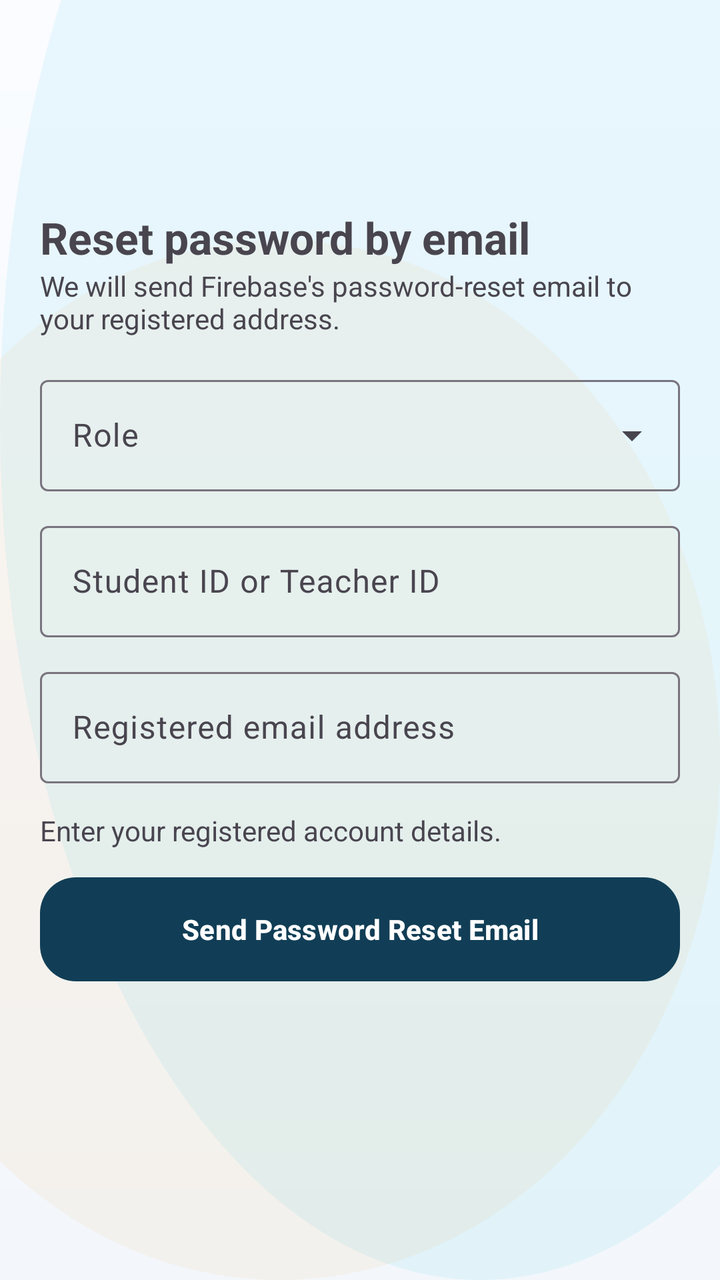
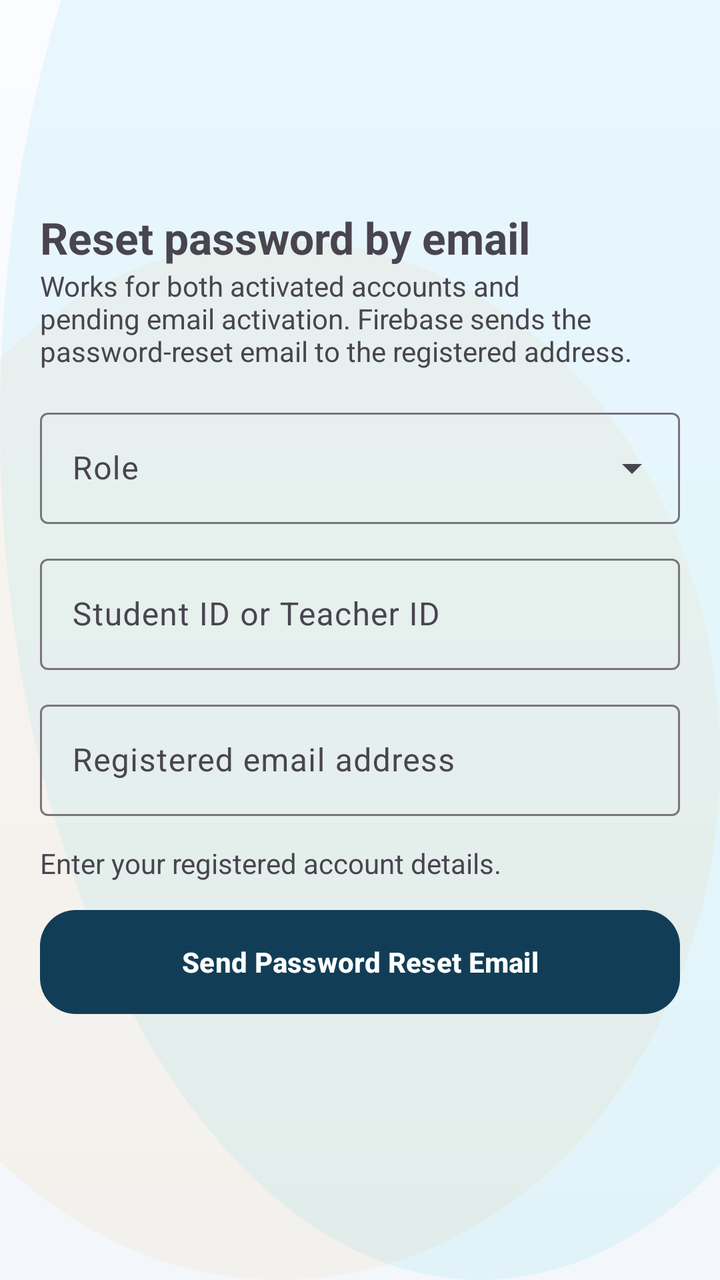

Two renders of the same Android screen: before a commit and after it. Below are the layout's source before the change and the commit's diff.
<!-- AndroidManifest.xml: application theme Theme.SchoolMS -->
<!-- res/layout/activity_password_recovery.xml -->
<?xml version="1.0" encoding="utf-8"?>
<ScrollView xmlns:android="http://schemas.android.com/apk/res/android" xmlns:app="http://schemas.android.com/apk/res-auto" android:layout_width="match_parent" android:layout_height="match_parent" android:fillViewport="true"><LinearLayout android:layout_width="match_parent" android:layout_height="wrap_content" android:orientation="vertical" android:padding="20dp">
<com.google.android.material.appbar.MaterialToolbar android:id="@+id/toolbar" android:layout_width="match_parent" android:layout_height="wrap_content" />
<TextView android:layout_width="match_parent" android:layout_height="wrap_content" android:layout_marginTop="20dp" android:text="Reset password by email" android:textSize="22sp" android:textStyle="bold" />
<TextView android:layout_width="match_parent" android:layout_height="wrap_content" android:text="We will send Firebase's password-reset email to your registered address." />
<com.google.android.material.textfield.TextInputLayout style="@style/Widget.Material3.TextInputLayout.OutlinedBox.ExposedDropdownMenu" android:layout_width="match_parent" android:layout_height="wrap_content" android:layout_marginTop="16dp" android:hint="Role" app:endIconMode="dropdown_menu"><com.google.android.material.textfield.MaterialAutoCompleteTextView android:id="@+id/recoveryRoleDropdown" android:layout_width="match_parent" android:layout_height="wrap_content" /></com.google.android.material.textfield.TextInputLayout>
<com.google.android.material.textfield.TextInputLayout android:layout_width="match_parent" android:layout_height="wrap_content" android:layout_marginTop="12dp" android:hint="Student ID or Teacher ID"><com.google.android.material.textfield.TextInputEditText android:id="@+id/recoveryUsernameInput" android:layout_width="match_parent" android:layout_height="wrap_content" /></com.google.android.material.textfield.TextInputLayout>
<com.google.android.material.textfield.TextInputLayout android:layout_width="match_parent" android:layout_height="wrap_content" android:layout_marginTop="12dp" android:hint="Registered email address"><com.google.android.material.textfield.TextInputEditText android:id="@+id/recoveryEmailInput" android:layout_width="match_parent" android:layout_height="wrap_content" android:inputType="textEmailAddress" /></com.google.android.material.textfield.TextInputLayout>
<TextView android:id="@+id/recoveryStatusText" android:layout_width="match_parent" android:layout_height="wrap_content" android:layout_marginTop="14dp" android:text="Enter your registered account details." />
<com.google.android.material.button.MaterialButton android:id="@+id/sendOtpButton" android:layout_width="match_parent" android:layout_height="wrap_content" android:layout_marginTop="14dp" android:text="Send Password Reset Email" />
</LinearLayout></ScrollView>
<!-- resources referenced by this layout -->
<resources>
  <style name="Theme.SchoolMS" parent="Theme.Material3.Light.NoActionBar">
          <item name="colorPrimary">@color/brand_primary</item>
          <item name="colorOnPrimary">@android:color/white</item>
          <item name="colorSecondary">@color/brand_secondary</item>
          <item name="colorOnSecondary">@android:color/white</item>
          <item name="colorSurface">@color/surface</item>
          <item name="android:statusBarColor">@color/brand_primary</item>
          <item name="android:navigationBarColor">@color/surface</item>
          <item name="android:windowLightStatusBar" tools:targetApi="m">false</item>
          <item name="android:windowBackground">@drawable/bg_screen_canvas</item>
          <item name="materialCardViewStyle">@style/Widget.SchoolMS.Card</item>
          <item name="materialButtonStyle">@style/Widget.SchoolMS.Button</item>
      </style>
  <color name="brand_primary">#113E56</color>
  <color name="brand_secondary">#E58A2C</color>
  <color name="surface">#F4F7FB</color>
  <!-- drawable bg_screen_canvas (drawable) -->
  <?xml version="1.0" encoding="utf-8"?>
  <layer-list xmlns:android="http://schemas.android.com/apk/res/android">
      <item>
          <shape android:shape="rectangle">
              <gradient
                  android:angle="270"
                  android:endColor="#F3F7FB"
                  android:startColor="#FAFCFF" />
          </shape>
      </item>
      <item android:top="-220dp" android:right="-120dp">
          <shape android:shape="oval">
              <size
                  android:width="340dp"
                  android:height="340dp" />
              <solid android:color="#1622C7E8" />
          </shape>
      </item>
      <item android:left="-80dp" android:top="120dp">
          <shape android:shape="oval">
              <size
                  android:width="220dp"
                  android:height="220dp" />
              <solid android:color="#10E58A2C" />
          </shape>
      </item>
  </layer-list>
  <style name="Widget.SchoolMS.Card" parent="Widget.Material3.CardView.Elevated">
          <item name="cardCornerRadius">@dimen/radius_lg</item>
          <item name="cardElevation">2dp</item>
          <item name="strokeColor">@color/stroke_soft</item>
          <item name="strokeWidth">1dp</item>
          <item name="cardBackgroundColor">@color/surface_card</item>
      </style>
  <style name="Widget.SchoolMS.Button" parent="Widget.Material3.Button">
          <item name="android:minHeight">@dimen/button_height_primary</item>
          <item name="cornerRadius">18dp</item>
          <item name="android:textSize">14sp</item>
          <item name="android:textStyle">bold</item>
          <item name="android:paddingLeft">16dp</item>
          <item name="android:paddingRight">16dp</item>
          <item name="android:paddingTop">10dp</item>
          <item name="android:paddingBottom">10dp</item>
          <item name="android:insetTop">0dp</item>
          <item name="android:insetBottom">0dp</item>
          <item name="iconPadding">8dp</item>
          <item name="iconGravity">textStart</item>
          <item name="backgroundTint">@color/brand_primary</item>
      </style>
  <dimen name="radius_lg">24dp</dimen>
  <color name="stroke_soft">#D7E6EF</color>
  <color name="surface_card">#FCFEFF</color>
  <dimen name="button_height_primary">52dp</dimen>
</resources>

<!-- the commit's change to res/layout/activity_password_recovery.xml (unified diff, before → after) -->
@@ -2,7 +2,7 @@
 <ScrollView xmlns:android="http://schemas.android.com/apk/res/android" xmlns:app="http://schemas.android.com/apk/res-auto" android:layout_width="match_parent" android:layout_height="match_parent" android:fillViewport="true"><LinearLayout android:layout_width="match_parent" android:layout_height="wrap_content" android:orientation="vertical" android:padding="20dp">
 <com.google.android.material.appbar.MaterialToolbar android:id="@+id/toolbar" android:layout_width="match_parent" android:layout_height="wrap_content" />
 <TextView android:layout_width="match_parent" android:layout_height="wrap_content" android:layout_marginTop="20dp" android:text="Reset password by email" android:textSize="22sp" android:textStyle="bold" />
-<TextView android:layout_width="match_parent" android:layout_height="wrap_content" android:text="We will send Firebase's password-reset email to your registered address." />
+<TextView android:layout_width="match_parent" android:layout_height="wrap_content" android:text="Works for both activated accounts and pending email activation. Firebase sends the password-reset email to the registered address." />
 <com.google.android.material.textfield.TextInputLayout style="@style/Widget.Material3.TextInputLayout.OutlinedBox.ExposedDropdownMenu" android:layout_width="match_parent" android:layout_height="wrap_content" android:layout_marginTop="16dp" android:hint="Role" app:endIconMode="dropdown_menu"><com.google.android.material.textfield.MaterialAutoCompleteTextView android:id="@+id/recoveryRoleDropdown" android:layout_width="match_parent" android:layout_height="wrap_content" /></com.google.android.material.textfield.TextInputLayout>
 <com.google.android.material.textfield.TextInputLayout android:layout_width="match_parent" android:layout_height="wrap_content" android:layout_marginTop="12dp" android:hint="Student ID or Teacher ID"><com.google.android.material.textfield.TextInputEditText android:id="@+id/recoveryUsernameInput" android:layout_width="match_parent" android:layout_height="wrap_content" /></com.google.android.material.textfield.TextInputLayout>
 <com.google.android.material.textfield.TextInputLayout android:layout_width="match_parent" android:layout_height="wrap_content" android:layout_marginTop="12dp" android:hint="Registered email address"><com.google.android.material.textfield.TextInputEditText android:id="@+id/recoveryEmailInput" android:layout_width="match_parent" android:layout_height="wrap_content" android:inputType="textEmailAddress" /></com.google.android.material.textfield.TextInputLayout>
